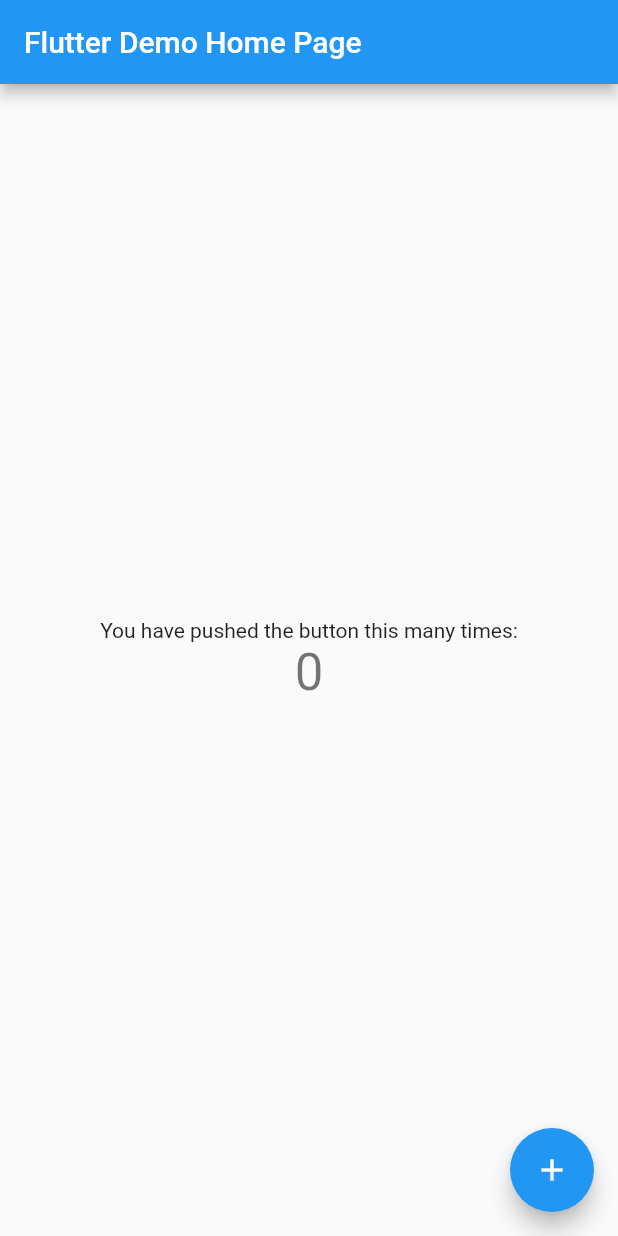
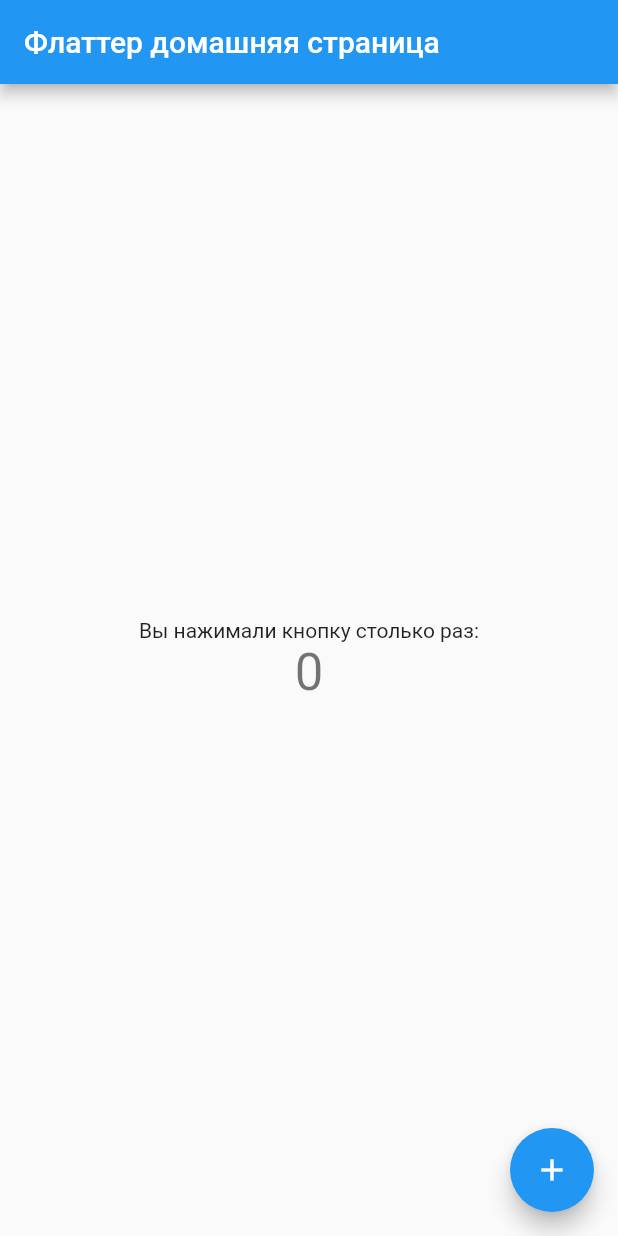
Before and after one commit to khalkhalyan/artur, a Flutter app: the screen it shows after launch, on a phone screen of 412 x 824 dp. Run offline on Flutter 3.47's test engine with Material 2 defaults, Android fonts, the phone set to English and light mode, and no system bars.

Commit message:
added translation into Russian

```diff
--- a/lib/main.dart
+++ b/lib/main.dart
@@ -22,7 +22,7 @@ class MyApp extends StatelessWidget {
         // is not restarted.
         primarySwatch: Colors.blue,
       ),
-      home: MyHomePage(title: 'Flutter Demo Home Page'),
+      home: MyHomePage(title: 'Флаттер домашняя страница'),
     );
   }
 }
@@ -94,7 +94,7 @@ class _MyHomePageState extends State<MyHomePage> {
           mainAxisAlignment: MainAxisAlignment.center,
           children: <Widget>[
             Text(
-              'You have pushed the button this many times:',
+              'Вы нажимали кнопку столько раз:',
             ),
             Text(
               '$_counter',
```
